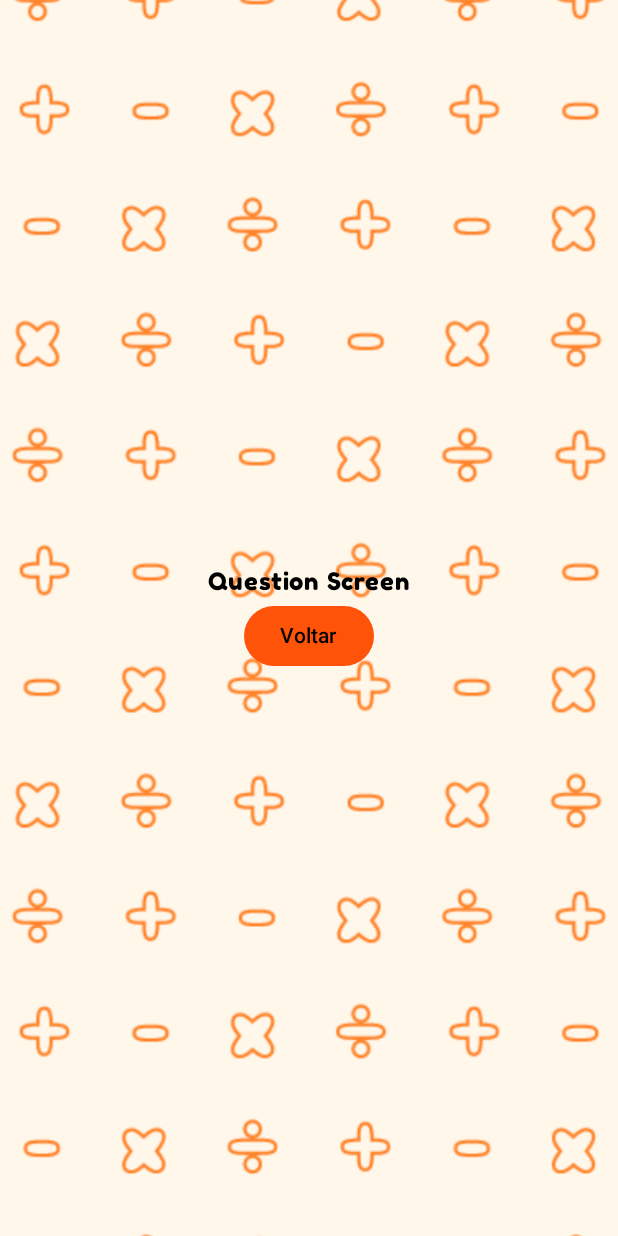
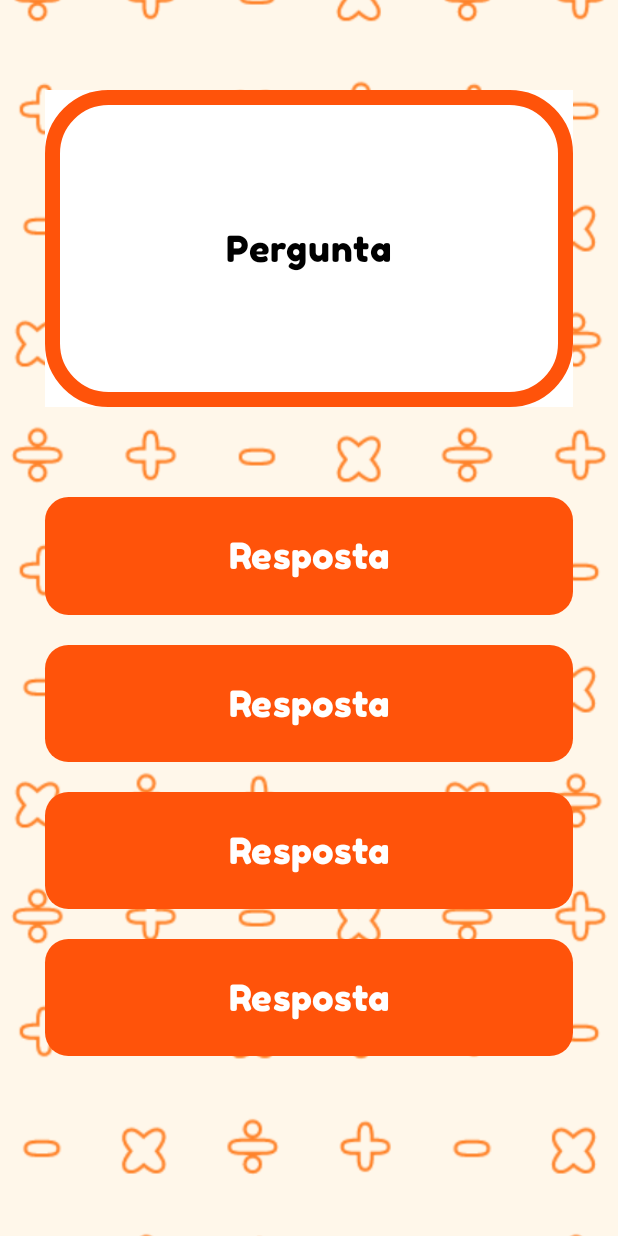
Before and after one commit to Kaiki098/EducaMat, an Android app built with Jetpack Compose: the QuestionScreen screen opened through its navigation route, on a phone screen of 412 x 824 dp. Run offline under Robolectric (Android 15) with nearby library versions, the phone set to English and light mode, and no system bars.

Commit message:
chore: create question screen

```diff
--- a/app/src/main/java/br/com/kbat/educamat/presentation/screen/question/QuestionScreen.kt
+++ b/app/src/main/java/br/com/kbat/educamat/presentation/screen/question/QuestionScreen.kt
@@ -1,18 +1,29 @@
 package br.com.kbat.educamat.presentation.screen.question
 
 import androidx.compose.foundation.Image
+import androidx.compose.foundation.background
+import androidx.compose.foundation.border
 import androidx.compose.foundation.layout.Arrangement
 import androidx.compose.foundation.layout.Box
 import androidx.compose.foundation.layout.Column
 import androidx.compose.foundation.layout.fillMaxSize
-import androidx.compose.material3.Button
+import androidx.compose.foundation.layout.fillMaxWidth
+import androidx.compose.foundation.layout.padding
+import androidx.compose.foundation.shape.RoundedCornerShape
 import androidx.compose.material3.Text
 import androidx.compose.runtime.Composable
 import androidx.compose.ui.Alignment
 import androidx.compose.ui.Modifier
+import androidx.compose.ui.graphics.Color
 import androidx.compose.ui.layout.ContentScale
 import androidx.compose.ui.res.painterResource
+import androidx.compose.ui.tooling.preview.Preview
+import androidx.compose.ui.unit.dp
+import androidx.compose.ui.unit.sp
 import br.com.kbat.educamat.R
+import br.com.kbat.educamat.presentation.screen.questions.QuestionChoice
+import br.com.kbat.educamat.presentation.theme.EducaMatTheme
+import br.com.kbat.educamat.presentation.theme.Orange
 
 @Composable
 fun QuestionScreen(modifier: Modifier = Modifier, onBackClick: () -> Unit) {
@@ -25,14 +36,46 @@ fun QuestionScreen(modifier: Modifier = Modifier, onBackClick: () -> Unit) {
         )
 
         Column(
-            modifier,
-            verticalArrangement = Arrangement.Center,
+            modifier.padding(horizontal = 30.dp, vertical = 60.dp),
             horizontalAlignment = Alignment.CenterHorizontally
         ) {
-            Text(text = "Question Screen")
-            Button(onClick = { onBackClick() }) {
-                Text(text = "Voltar")
+            Box(
+                modifier = Modifier
+                    .fillMaxWidth()
+                    .weight(0.3f)
+                    .border(width = 10.dp, color = Orange, shape = RoundedCornerShape(20))
+                    .background(color = Color.White),
+                contentAlignment = Alignment.Center
+            ) {
+                Text(text = "Pergunta", fontSize = 24.sp)
             }
+
+            Column(
+                modifier = Modifier
+                    .weight(0.7f)
+                    .padding(vertical = 60.dp),
+                verticalArrangement = Arrangement.spacedBy(20.dp)
+            ) {
+                List(4) {
+                    QuestionChoice(
+                        modifier = Modifier
+                            .fillMaxWidth()
+                            .weight(1f),
+                        onClick = { /*TODO*/ },
+                        text = "Resposta"
+                    )
+                }
+            }
+
         }
+
     }
 }
+
+@Preview
+@Composable
+private fun QuestionScreenPreview() {
+    EducaMatTheme {
+        QuestionScreen(modifier = Modifier.fillMaxSize(), onBackClick = {})
+    }
+}
--- /dev/null
+++ b/app/src/main/java/br/com/kbat/educamat/presentation/screen/questions/Components.kt
@@ -0,0 +1,32 @@
+package br.com.kbat.educamat.presentation.screen.questions
+
+import androidx.compose.foundation.shape.RoundedCornerShape
+import androidx.compose.material3.Button
+import androidx.compose.material3.MaterialTheme
+import androidx.compose.material3.Text
+import androidx.compose.runtime.Composable
+import androidx.compose.ui.Modifier
+import androidx.compose.ui.graphics.Color
+import androidx.compose.ui.tooling.preview.Preview
+import androidx.compose.ui.unit.sp
+import br.com.kbat.educamat.presentation.theme.EducaMatTheme
+
+@Composable
+fun QuestionChoice(modifier: Modifier = Modifier, onClick: () -> Unit, text: String) {
+    Button(modifier = modifier, shape = RoundedCornerShape(20), onClick = { onClick() }) {
+        Text(
+            text = text,
+            color = Color.White,
+            fontSize = 24.sp,
+            fontFamily = MaterialTheme.typography.bodyLarge.fontFamily
+        )
+    }
+}
+
+@Preview
+@Composable
+private fun QuestionChoicePreview() {
+    EducaMatTheme {
+        QuestionChoice(onClick = {}, text = "456")
+    }
+}
```
